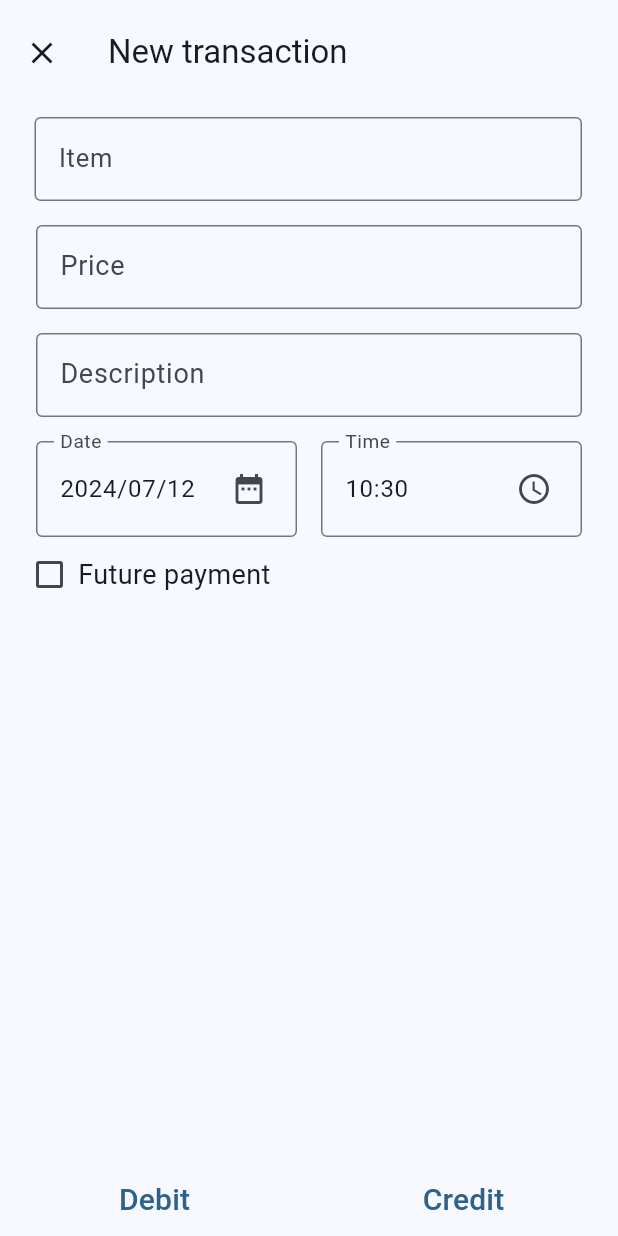
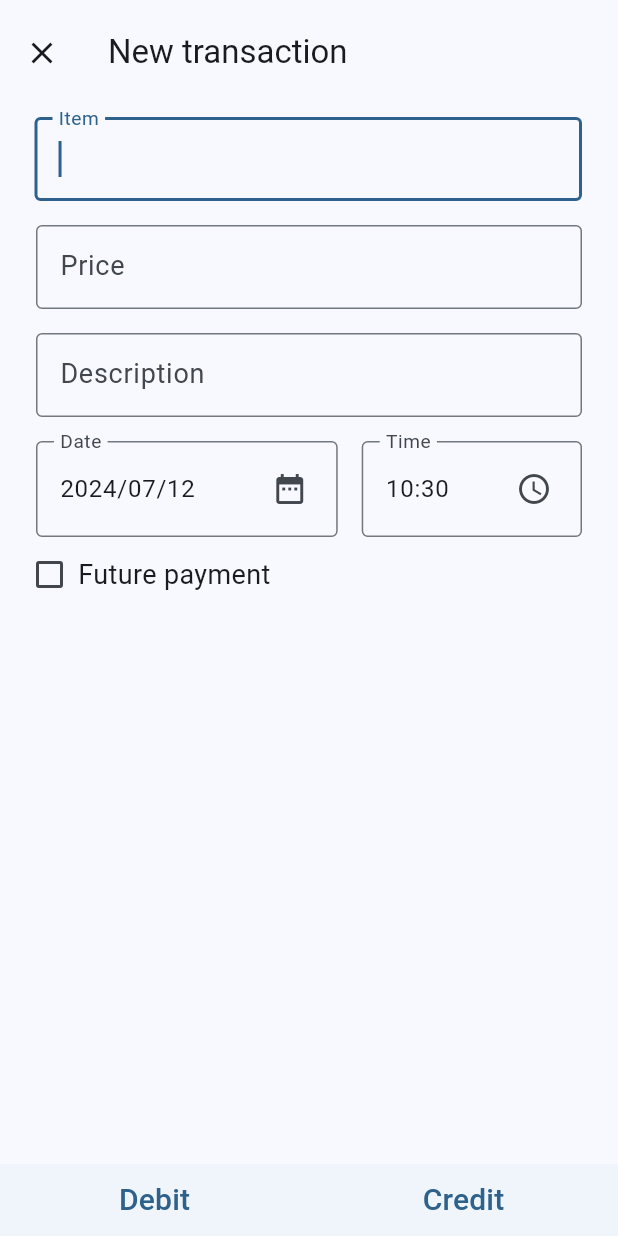
Before and after one commit to kariyum/wallet, a Flutter app: the ItemInputDialog screen opened directly with empty values, on a phone screen of 412 x 824 dp. Run offline on Flutter 3.47's test engine with Material 3 defaults, Android fonts, the phone set to English and light mode, and no system bars; our stand-ins replace charts_flutter, sqflite; missing offline and left inert: dart:ffi; accounts and stored records are empty.

Commit message:
Refresh ing (#8)
* added other files

* new screen new design, new app.

* refreshed both screens, added some funcationalties and solved some bugs

* added support for check payments

* bug fixes + hiding balance witha button

```diff
--- a/lib/widgets/item_input_dialog.dart
+++ b/lib/widgets/item_input_dialog.dart
@@ -59,7 +59,10 @@ class _ItemInputDialogState extends State<ItemInputDialog> {
           },
         ),
       ),
-      bottomNavigationBar: Row(
+      bottomNavigationBar: SafeArea(
+        child: Container(
+          color: Color.fromRGBO(232, 240, 247, 0.5),
+          child: Row(
             mainAxisSize: MainAxisSize.max,
             mainAxisAlignment: MainAxisAlignment.spaceEvenly,
             // crossAxisAlignment: CrossAxisAlignment.stretch,
@@ -69,6 +72,8 @@ class _ItemInputDialogState extends State<ItemInputDialog> {
               creditButton(
                   formKey, priceController, titleController, notesController)
             ],
+          ),
+        ),
       ),
       body: dialogBody(formKey, items, titleController, priceController,
           notesController, dateController),
@@ -153,7 +158,7 @@ class _ItemInputDialogState extends State<ItemInputDialog> {
               },
               textCapitalization: TextCapitalization.sentences,
               controller: fieldTextEditingController,
-              // autofocus: true,
+              autofocus: true,
               decoration: const InputDecoration(
                 alignLabelWithHint: true,
                 labelText: 'Item',
@@ -267,7 +272,8 @@ class _ItemInputDialogState extends State<ItemInputDialog> {
     );
 
     dateController.text = "${dateTime.year}/${dateTime.month.toString().padLeft(2, '0')}/${dateTime.day.toString().padLeft(2, '0')}";
-    return Padding(
+    return SingleChildScrollView(
+      child: Padding(
         padding: const EdgeInsets.fromLTRB(16.0, 8.0, 16.0, 8.0),
         child: Column(
           children: [
@@ -286,6 +292,7 @@ class _ItemInputDialogState extends State<ItemInputDialog> {
                   Row(
                     children: [
                       Flexible(
+                        flex: 4,
                         child: Padding(
                           padding: const EdgeInsets.fromLTRB(8, 16, 8, 0),
                           child: TextField(
@@ -293,7 +300,10 @@ class _ItemInputDialogState extends State<ItemInputDialog> {
                             onTap: () async {
                               selectDateField(dateController);
                             },
+                            readOnly: true,
                             canRequestFocus: false,
+                            showCursor: false,
+                            autofocus: false,
                             decoration: InputDecoration(
                               alignLabelWithHint: true,
                               labelText: 'Date',
@@ -317,6 +327,7 @@ class _ItemInputDialogState extends State<ItemInputDialog> {
                         ),
                       ),
                       Flexible(
+                        flex: 3,
                         child: Padding(
                           padding: const EdgeInsets.fromLTRB(8, 16, 8, 0),
                           child: TextField(
@@ -325,6 +336,9 @@ class _ItemInputDialogState extends State<ItemInputDialog> {
                               selectTimeField(timeController);
                             },
                             canRequestFocus: false,
+                            showCursor: false,
+                            autofocus: false,
+                            readOnly: true,
                             decoration: InputDecoration(
                               alignLabelWithHint: true,
                               labelText: 'Time',
@@ -362,6 +376,7 @@ class _ItemInputDialogState extends State<ItemInputDialog> {
               ),
             )
           ],
+        ),
       ),
     );
   }
```
Also changed, not shown: lib/screens/home.dart (+159 -89 lines). Lines whose indentation alone changed are shown as unchanged.
